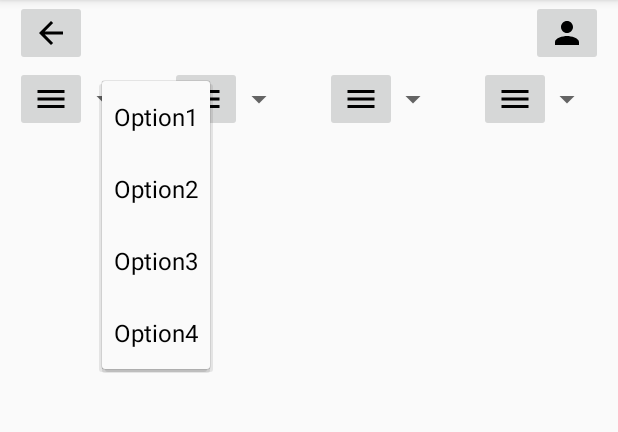
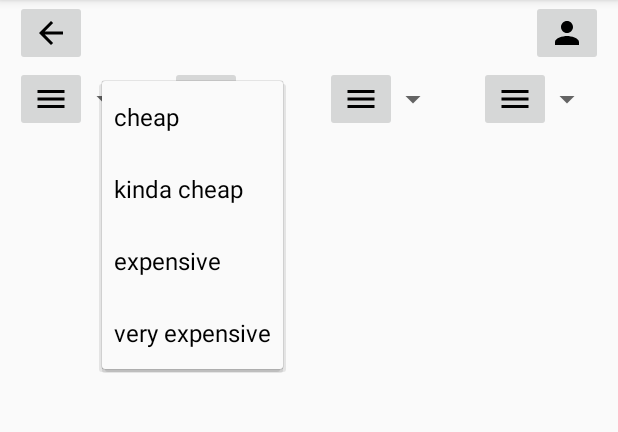
Before and after one commit to jessiekc/SimpleFood, an Android app: the FilterActivity screen opened directly, with no data from a screen before it, after a tap on an icon or button, on a phone screen of 412 x 824 dp, the part 84-516 px from its top. Run offline under Robolectric (Android 15) with nearby library versions, the phone set to English and light mode, and no system bars; libraries missing offline, so code that uses them is left out: com.jmedeisis.draglinearlayout; plain views replace DragLinearLayout; 8 statements that could not run were skipped.

Commit message:
added different filter options for filters

```diff
--- a/app/src/main/java/com/cityscholar/cs465/simplefood/FilterActivity.java
+++ b/app/src/main/java/com/cityscholar/cs465/simplefood/FilterActivity.java
@@ -24,19 +24,25 @@ public class FilterActivity extends Activity implements AdapterView.OnItemSelect
 
         Spinner spinner = findViewById(R.id.filter1);
         ArrayAdapter<CharSequence> adapter = ArrayAdapter.createFromResource(this,
-                R.array.filter_options, android.R.layout.simple_spinner_item);
+                R.array.filter1_options, android.R.layout.simple_spinner_item);
         adapter.setDropDownViewResource(android.R.layout.simple_spinner_dropdown_item);
         spinner.setAdapter(adapter);
         spinner.setOnItemSelectedListener(this);
 
+        adapter = ArrayAdapter.createFromResource(this,
+                R.array.filter2_options, android.R.layout.simple_spinner_item);
         spinner = findViewById(R.id.filter2);
         spinner.setAdapter(adapter);
         spinner.setOnItemSelectedListener(this);
 
+        adapter = ArrayAdapter.createFromResource(this,
+                R.array.filter3_options, android.R.layout.simple_spinner_item);
         spinner = findViewById(R.id.filter3);
         spinner.setAdapter(adapter);
         spinner.setOnItemSelectedListener(this);
 
+        adapter = ArrayAdapter.createFromResource(this,
+                R.array.filter4_options, android.R.layout.simple_spinner_item);
         spinner = findViewById(R.id.filter4);
         spinner.setAdapter(adapter);
         spinner.setOnItemSelectedListener(this);
@@ -84,13 +90,14 @@ public class FilterActivity extends Activity implements AdapterView.OnItemSelect
 
     public void onItemSelected(AdapterView<?> parent, View view,
                                int pos, long id) {
-        if(parent.getId() == 2131230800) {
+
+        if(parent.getId() == 2131230805) {
             Save("filter1", parent.getItemAtPosition(pos).toString());
-        } else if (parent.getId() == 2131230801){
-            Save("filter2", parent.getItemAtPosition(pos).toString());
-        } else if (parent.getId() == 2131230802){
+        } else if (parent.getId() == 2131230806){
+           Save("filter2", parent.getItemAtPosition(pos).toString());
+        } else if (parent.getId() == 2131230807){
             Save("filter3", parent.getItemAtPosition(pos).toString());
-        } else if (parent.getId() == 2131230803){
+        } else if (parent.getId() == 2131230808){
             Save("filter4", parent.getItemAtPosition(pos).toString());
         }
         Save("order", getOrder());
--- a/app/src/main/res/values/strings.xml
+++ b/app/src/main/res/values/strings.xml
@@ -5,11 +5,31 @@
     <!-- TODO: Remove or change this placeholder text -->
 
     <!-- TODO: Remove or change this placeholder text -->
-    <string-array name="filter_options">
-        <item>Option1</item>
-        <item>Option2</item>
-        <item>Option3</item>
-        <item>Option4</item>
+    <string-array name="filter1_options">
+        <item>cheap</item>
+        <item>kinda cheap</item>
+        <item>expensive</item>
+        <item>very expensive</item>
+    </string-array>
+
+    <string-array name="filter2_options">
+        <item>close</item>
+        <item>kinda close</item>
+        <item>far</item>
+        <item>very far</item>
+    </string-array>
+
+    <string-array name="filter3_options">
+        <item>chinese</item>
+        <item>mexican</item>
+        <item>thai</item>
+        <item>mediterranean</item>
+    </string-array>
+
+    <string-array name="filter4_options">
+        <item>familiar</item>
+        <item>kinda familiar</item>
+        <item>new</item>
     </string-array>
 
 
```
